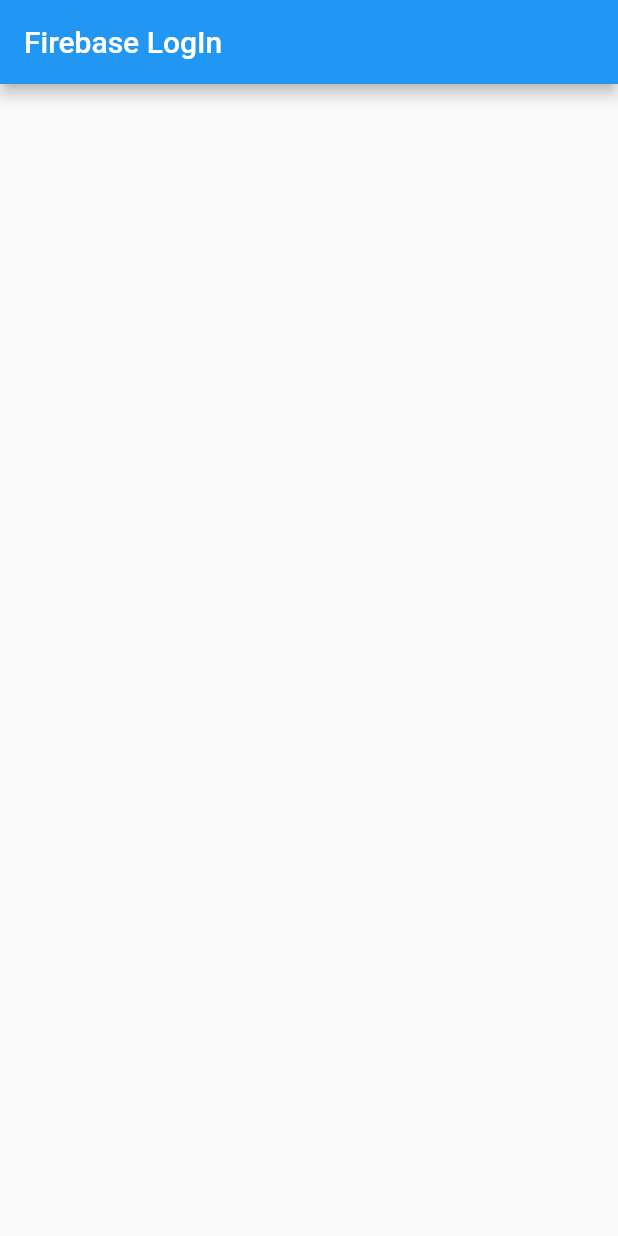
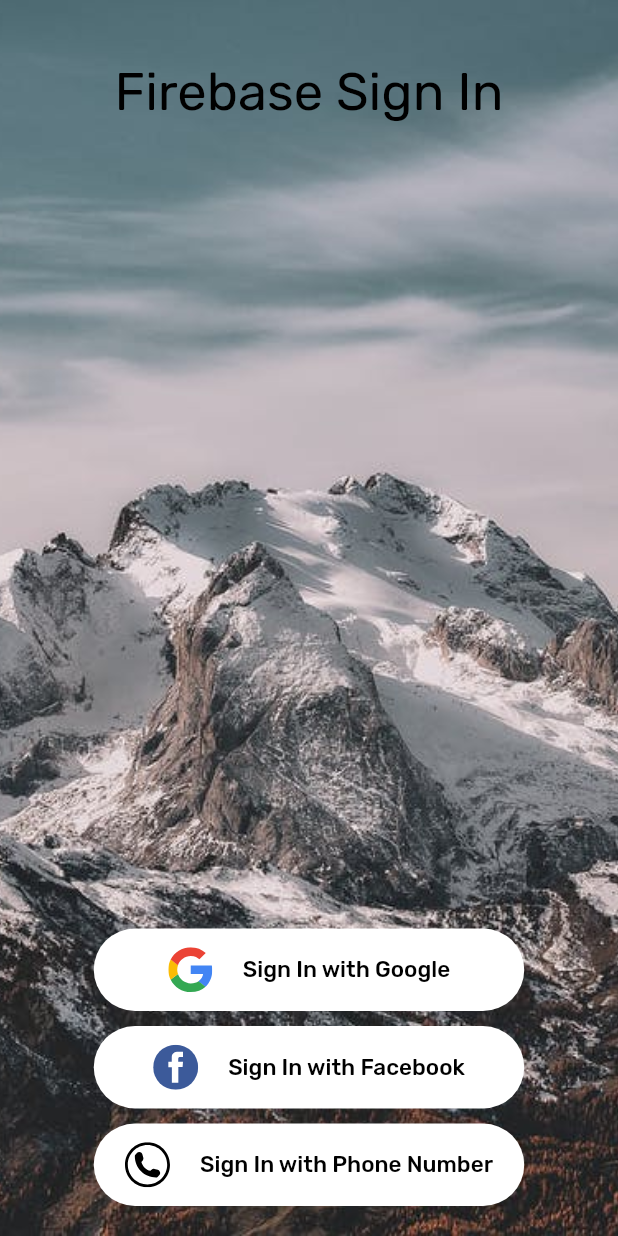
Before and after one commit to flutterInLife/firebase_login, a Flutter app: the screen it shows after launch, on a phone screen of 412 x 824 dp. Run offline on Flutter 3.47's test engine with Material 2 defaults, Android fonts, the phone set to English and light mode, and no system bars; our stand-ins replace flutter_svg, google_fonts.

Commit message:
Simple UI Design

```diff
--- a/lib/main.dart
+++ b/lib/main.dart
@@ -1,3 +1,4 @@
+import 'package:firebase_login/screens/wrapper.dart';
 import 'package:flutter/material.dart';
 
 void main() {
@@ -9,10 +10,6 @@ void main() {
 class Main extends StatelessWidget {
   @override
   Widget build(BuildContext context) {
-    return Scaffold(
-      appBar: AppBar(
-        title: Text('Firebase LogIn'),
-      ),
-    );
+    return Wrapper();
   }
 }
--- /dev/null
+++ b/lib/screens/authentication/sign_in.dart
@@ -0,0 +1,150 @@
+import 'package:flutter/material.dart';
+import 'package:flutter_svg/flutter_svg.dart';
+import 'package:google_fonts/google_fonts.dart';
+
+class SignIn extends StatelessWidget {
+  @override
+  Widget build(BuildContext context) {
+    return Scaffold(
+      body: Stack(
+        alignment: Alignment.topCenter,
+        children: [
+          Image.asset(
+            'assets/background.jpeg',
+            height: MediaQuery.of(context).size.height,
+            width: MediaQuery.of(context).size.width,
+            fit: BoxFit.cover,
+          ),
+          Center(
+            child: Column(
+              mainAxisAlignment: MainAxisAlignment.end,
+              children: [
+                MaterialButton(
+                  elevation: 0,
+                  height: 55,
+                  minWidth: 240,
+                  color: Colors.white,
+                  onPressed: () {},
+                  shape: RoundedRectangleBorder(
+                      borderRadius: BorderRadius.all(Radius.circular(30))),
+                  child: Container(
+                    width: 255,
+                    child: Row(
+                      mainAxisAlignment: MainAxisAlignment.center,
+                      children: <Widget>[
+                        Container(
+                          height: 30,
+                          width: 30,
+                          child: SvgPicture.asset(
+                            'assets/google-icon.svg',
+                            fit: BoxFit.contain,
+                          ),
+                        ),
+                        SizedBox(
+                          width: 20,
+                        ),
+                        Text(
+                          'Sign In with Google',
+                          style: GoogleFonts.rubik(
+                              textStyle:
+                                  TextStyle(color: Colors.black, fontSize: 15)),
+                        ),
+                      ],
+                    ),
+                  ),
+                ), //Google Sign In
+                SizedBox(
+                  height: 10,
+                ),
+                MaterialButton(
+                  elevation: 0,
+                  height: 55,
+                  minWidth: 240,
+                  color: Colors.white,
+                  onPressed: () {},
+                  shape: RoundedRectangleBorder(
+                      borderRadius: BorderRadius.all(Radius.circular(30))),
+                  child: Container(
+                    width: 255,
+                    child: Row(
+                      mainAxisAlignment: MainAxisAlignment.center,
+                      children: <Widget>[
+                        Container(
+                          height: 30,
+                          width: 30,
+                          child: SvgPicture.asset(
+                            'assets/facebook-icon.svg',
+                            fit: BoxFit.contain,
+                          ),
+                        ),
+                        SizedBox(
+                          width: 20,
+                        ),
+                        Text(
+                          'Sign In with Facebook',
+                          style: GoogleFonts.rubik(
+                              textStyle:
+                                  TextStyle(color: Colors.black, fontSize: 15)),
+                        ),
+                      ],
+                    ),
+                  ),
+                ), //facebook Sign In
+                SizedBox(
+                  height: 10,
+                ),
+                MaterialButton(
+                  elevation: 0,
+                  height: 55,
+                  minWidth: 240,
+                  color: Colors.white,
+                  onPressed: () {},
+                  shape: RoundedRectangleBorder(
+                      borderRadius: BorderRadius.all(Radius.circular(30))),
+                  child: Container(
+                    width: 255,
+                    child: Row(
+                      mainAxisAlignment: MainAxisAlignment.center,
+                      children: <Widget>[
+                        Container(
+                          height: 30,
+                          width: 30,
+                          child: SvgPicture.asset(
+                            'assets/phone-icon.svg',
+                            fit: BoxFit.contain,
+                          ),
+                        ),
+                        SizedBox(
+                          width: 20,
+                        ),
+                        Text(
+                          'Sign In with Phone Number',
+                          style: GoogleFonts.rubik(
+                              textStyle:
+                                  TextStyle(color: Colors.black, fontSize: 15)),
+                        ),
+                      ],
+                    ),
+                  ),
+                ), //Phone Sign In
+                SizedBox(
+                  height: 20,
+                ),
+              ],
+            ),
+          ),
+          Padding(
+            padding: const EdgeInsets.all(40),
+            child: Text(
+              'Firebase Sign In',
+              textAlign: TextAlign.center,
+              style: GoogleFonts.rubik(
+                  textStyle:
+                  TextStyle(color: Colors.black, fontSize: 35,)),
+            ),
+          )
+        ],
+      ),
+    );
+  }
+}
--- /dev/null
+++ b/lib/screens/home/home.dart
@@ -0,0 +1,55 @@
+import 'package:flutter/material.dart';
+import 'package:google_fonts/google_fonts.dart';
+
+class Home extends StatelessWidget {
+  @override
+  Widget build(BuildContext context) {
+    return Scaffold(
+      backgroundColor: Color(0xfff5f5f5),
+      body: SafeArea(
+        child: Center(
+          child: Column(
+            mainAxisAlignment: MainAxisAlignment.center,
+            children: [
+              Text(
+                'Welcome to the Home',
+                style: GoogleFonts.rubik(
+                    textStyle:
+                    TextStyle(color: Colors.black, fontSize: 33, fontWeight: FontWeight.w500)),
+              ),
+              SizedBox(height: 10,),
+              MaterialButton(
+                elevation: 0,
+                height: 55,
+                minWidth: 180,
+                color: Colors.white,
+                onPressed: () {},
+                shape: RoundedRectangleBorder(
+                    borderRadius: BorderRadius.all(Radius.circular(30))),
+                child: Container(
+                  width: 180,
+                  child: Row(
+                    mainAxisAlignment: MainAxisAlignment.center,
+                    children: <Widget>[
+                      Icon(Icons.exit_to_app, size: 30,),
+                      SizedBox(
+                        width: 20,
+                      ),
+                      Text(
+                        'Log Out',
+                        style: GoogleFonts.rubik(
+                            textStyle:
+                            TextStyle(color: Colors.black, fontSize: 15)),
+                      ),
+                    ],
+                  ),
+                ),
+              ), //Phone Sign In
+
+            ],
+          ),
+        ),
+      ),
+    );
+  }
+}
--- /dev/null
+++ b/lib/screens/wrapper.dart
@@ -0,0 +1,10 @@
+import 'package:firebase_login/screens/authentication/sign_in.dart';
+import 'package:firebase_login/screens/home/home.dart';
+import 'package:flutter/material.dart';
+
+class Wrapper extends StatelessWidget {
+  @override
+  Widget build(BuildContext context) {
+    return SignIn();
+  }
+}
```
Also changed, not shown: pubspec.yaml (+4 -3 lines), assets/background.jpeg (added), assets/facebook-icon.svg (added), assets/google-icon.svg (added), assets/phone-icon.svg (added), pubspec.lock.
